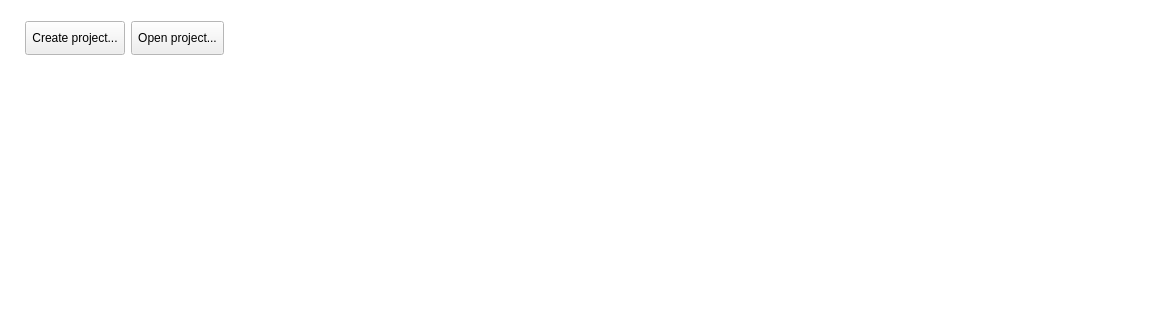
The window that SIM-VICUS/src/SVWelcomeScreen.ui (ghorwin/SIM-VICUS) describes before a commit, drawn with Qt 5; both pictures show x 0 to 1162 and y 0 to 320 of the 1162 by 698 pixel window.
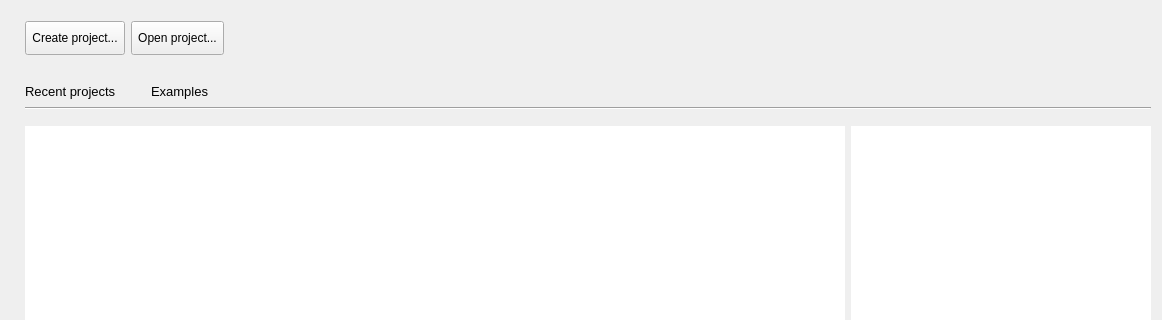
The same window after the commit. Icons and pictures are not drawn. Custom widgets are drawn as their Qt base class.

Commit message: major rework of welcome screen and editing of example projects

Diff of the .ui file:
```diff
--- a/SIM-VICUS/src/SVWelcomeScreen.ui
+++ b/SIM-VICUS/src/SVWelcomeScreen.ui
@@ -12,66 +12,9 @@
   </property>
   <property name="palette">
    <palette>
-    <active>
-     <colorrole role="Base">
-      <brush brushstyle="SolidPattern">
-       <color alpha="255">
-        <red>255</red>
-        <green>255</green>
-        <blue>255</blue>
-       </color>
-      </brush>
-     </colorrole>
-     <colorrole role="Window">
-      <brush brushstyle="SolidPattern">
-       <color alpha="255">
-        <red>255</red>
-        <green>255</green>
-        <blue>255</blue>
-       </color>
-      </brush>
-     </colorrole>
-    </active>
-    <inactive>
-     <colorrole role="Base">
-      <brush brushstyle="SolidPattern">
-       <color alpha="255">
-        <red>255</red>
-        <green>255</green>
-        <blue>255</blue>
-       </color>
-      </brush>
-     </colorrole>
-     <colorrole role="Window">
-      <brush brushstyle="SolidPattern">
-       <color alpha="255">
-        <red>255</red>
-        <green>255</green>
-        <blue>255</blue>
-       </color>
-      </brush>
-     </colorrole>
-    </inactive>
-    <disabled>
-     <colorrole role="Base">
-      <brush brushstyle="SolidPattern">
-       <color alpha="255">
-        <red>255</red>
-        <green>255</green>
-        <blue>255</blue>
-       </color>
-      </brush>
-     </colorrole>
-     <colorrole role="Window">
-      <brush brushstyle="SolidPattern">
-       <color alpha="255">
-        <red>255</red>
-        <green>255</green>
-        <blue>255</blue>
-       </color>
-      </brush>
-     </colorrole>
-    </disabled>
+    <active/>
+    <inactive/>
+    <disabled/>
    </palette>
   </property>
   <property name="windowTitle">
@@ -80,19 +23,9 @@
   <property name="autoFillBackground">
    <bool>true</bool>
   </property>
-  <layout class="QGridLayout" name="gridLayout">
-   <item row="3" column="0">
-    <widget class="QTextBrowser" name="textBrowser">
-     <property name="frameShape">
-      <enum>QFrame::NoFrame</enum>
-     </property>
-     <property name="openLinks">
-      <bool>false</bool>
-     </property>
-    </widget>
-   </item>
-   <item row="2" column="0">
-    <spacer name="verticalSpacer">
+  <layout class="QVBoxLayout" name="verticalLayout">
+   <item>
+    <spacer name="verticalSpacer_2">
      <property name="orientation">
       <enum>Qt::Vertical</enum>
      </property>
@@ -107,7 +40,7 @@
      </property>
     </spacer>
    </item>
-   <item row="1" column="0">
+   <item>
     <layout class="QHBoxLayout" name="horizontalLayout">
      <item>
       <spacer name="horizontalSpacer_2">
@@ -192,8 +125,8 @@
      </item>
     </layout>
    </item>
-   <item row="0" column="0">
-    <spacer name="verticalSpacer_2">
+   <item>
+    <spacer name="verticalSpacer">
      <property name="orientation">
       <enum>Qt::Vertical</enum>
      </property>
@@ -203,13 +136,169 @@
      <property name="sizeHint" stdset="0">
       <size>
        <width>20</width>
-       <height>10</height>
+       <height>20</height>
       </size>
      </property>
     </spacer>
    </item>
+   <item>
+    <layout class="QGridLayout" name="gridLayout">
+     <item row="3" column="1">
+      <widget class="QTextBrowser" name="textBrowserMain">
+       <property name="frameShape">
+        <enum>QFrame::NoFrame</enum>
+       </property>
+       <property name="lineWidth">
+        <number>0</number>
+       </property>
+       <property name="openLinks">
+        <bool>false</bool>
+       </property>
+      </widget>
+     </item>
+     <item row="0" column="1" colspan="2">
+      <layout class="QHBoxLayout" name="horizontalLayout_4">
+       <item>
+        <widget class="QtExt::ClickableLabel" name="labelRecent">
+         <property name="sizePolicy">
+          <sizepolicy hsizetype="Maximum" vsizetype="Preferred">
+           <horstretch>0</horstretch>
+           <verstretch>0</verstretch>
+          </sizepolicy>
+         </property>
+         <property name="minimumSize">
+          <size>
+           <width>120</width>
+           <height>0</height>
+          </size>
+         </property>
+         <property name="maximumSize">
+          <size>
+           <width>120</width>
+           <height>16777215</height>
+          </size>
+         </property>
+         <property name="font">
+          <font>
+           <pointsize>10</pointsize>
+          </font>
+         </property>
+         <property name="text">
+          <string>Recent projects</string>
+         </property>
+        </widget>
+       </item>
+       <item>
+        <widget class="QtExt::ClickableLabel" name="labelExample">
+         <property name="sizePolicy">
+          <sizepolicy hsizetype="Maximum" vsizetype="Preferred">
+           <horstretch>0</horstretch>
+           <verstretch>0</verstretch>
+          </sizepolicy>
+         </property>
+         <property name="minimumSize">
+          <size>
+           <width>120</width>
+           <height>0</height>
+          </size>
+         </property>
+         <property name="maximumSize">
+          <size>
+           <width>120</width>
+           <height>16777215</height>
+          </size>
+         </property>
+         <property name="font">
+          <font>
+           <pointsize>10</pointsize>
+          </font>
+         </property>
+         <property name="text">
+          <string>Examples</string>
+         </property>
+        </widget>
+       </item>
+       <item>
+        <spacer name="horizontalSpacer_3">
+         <property name="orientation">
+          <enum>Qt::Horizontal</enum>
+         </property>
+         <property name="sizeHint" stdset="0">
+          <size>
+           <width>40</width>
+           <height>20</height>
+          </size>
+         </property>
+        </spacer>
+       </item>
+      </layout>
+     </item>
+     <item row="3" column="0">
+      <spacer name="horizontalSpacer_5">
+       <property name="orientation">
+        <enum>Qt::Horizontal</enum>
+       </property>
+       <property name="sizeType">
+        <enum>QSizePolicy::Fixed</enum>
+       </property>
+       <property name="sizeHint" stdset="0">
+        <size>
+         <width>14</width>
+         <height>20</height>
+        </size>
+       </property>
+      </spacer>
+     </item>
+     <item row="3" column="2">
+      <widget class="QTextBrowser" name="textBrowserNews">
+       <property name="maximumSize">
+        <size>
+         <width>300</width>
+         <height>16777215</height>
+        </size>
+       </property>
+       <property name="frameShape">
+        <enum>QFrame::NoFrame</enum>
+       </property>
+       <property name="openLinks">
+        <bool>false</bool>
+       </property>
+      </widget>
+     </item>
+     <item row="2" column="1">
+      <spacer name="verticalSpacer_3">
+       <property name="orientation">
+        <enum>Qt::Vertical</enum>
+       </property>
+       <property name="sizeType">
+        <enum>QSizePolicy::Fixed</enum>
+       </property>
+       <property name="sizeHint" stdset="0">
+        <size>
+         <width>10</width>
+         <height>10</height>
+        </size>
+       </property>
+      </spacer>
+     </item>
+     <item row="1" column="1" colspan="2">
+      <widget class="Line" name="line">
+       <property name="orientation">
+        <enum>Qt::Horizontal</enum>
+       </property>
+      </widget>
+     </item>
+    </layout>
+   </item>
   </layout>
  </widget>
+ <customwidgets>
+  <customwidget>
+   <class>QtExt::ClickableLabel</class>
+   <extends>QLabel</extends>
+   <header location="global">QtExt_ClickableLabel.h</header>
+  </customwidget>
+ </customwidgets>
  <resources>
   <include location="../resources/icons.qrc"/>
  </resources>
```
The commit also changes 8 other files.
